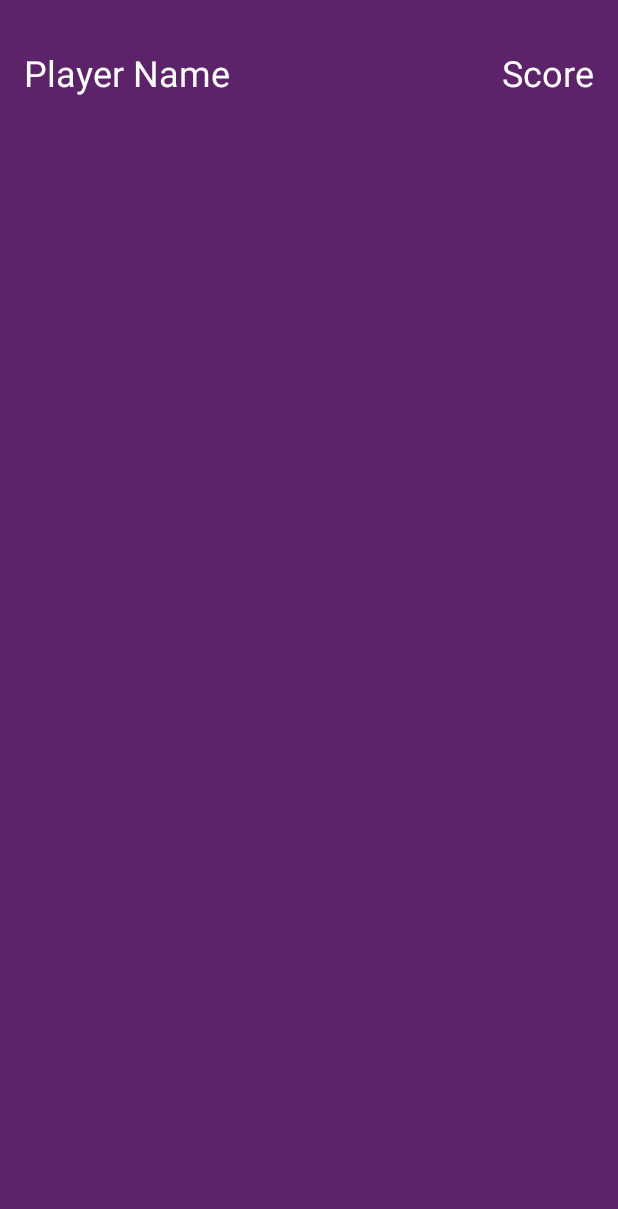
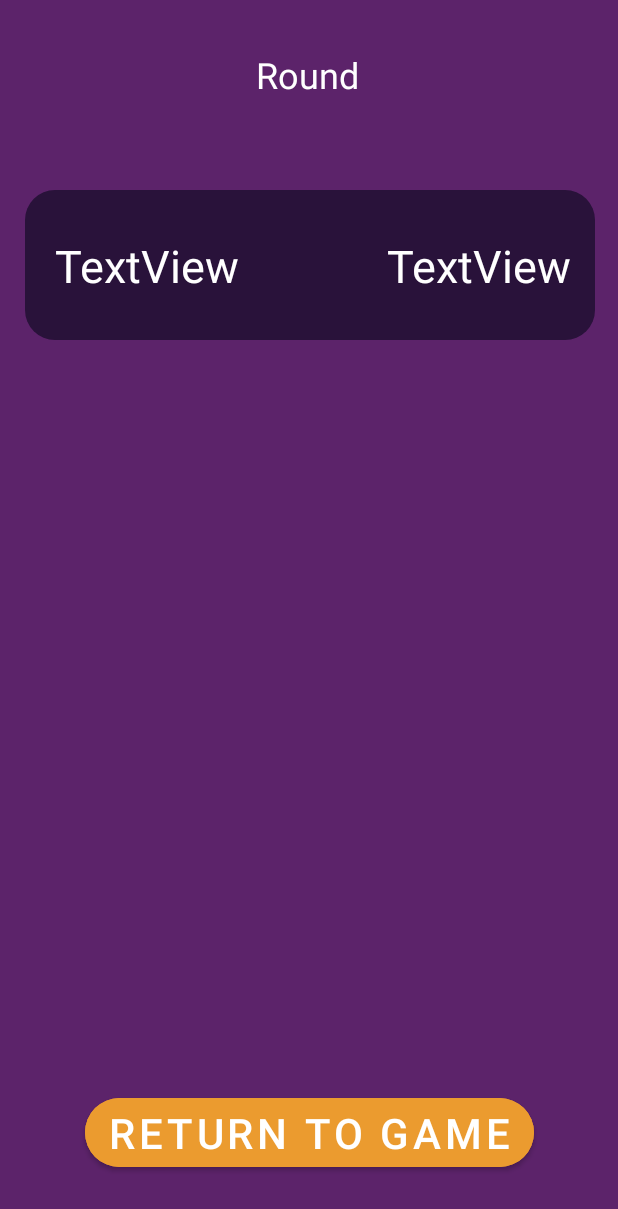
Before and after one commit to beliaran/PFE, an Android app: the ScoreBoard screen opened through its navigation route, on a phone screen of 412 x 824 dp. Shown: the top 1209 px of the screen. Run offline under Robolectric (Android 15) with nearby library versions, the phone set to English and light mode, and no system bars; our stand-ins replace navigation-ui; 4 statements that could not run were skipped.

Commit message:
ScoreBoard

```diff
--- a/LD/Android/app/src/main/java/fr/eseo/pfemolkky/ui/main/ScoreBoard.java
+++ b/LD/Android/app/src/main/java/fr/eseo/pfemolkky/ui/main/ScoreBoard.java
@@ -2,15 +2,14 @@ package fr.eseo.pfemolkky.ui.main;
 
 import android.os.Bundle;
 
-import androidx.appcompat.app.ActionBar;
-import androidx.constraintlayout.widget.ConstraintLayout;
-import androidx.constraintlayout.widget.ConstraintSet;
 import androidx.fragment.app.Fragment;
+import androidx.navigation.NavController;
+import androidx.navigation.fragment.NavHostFragment;
 
-import android.util.TypedValue;
 import android.view.LayoutInflater;
 import android.view.View;
 import android.view.ViewGroup;
+import android.widget.Button;
 import android.widget.LinearLayout;
 import android.widget.TextView;
 
@@ -48,77 +47,29 @@ public class ScoreBoard extends Fragment {
                              Bundle savedInstanceState) {
         // Inflate the layout for this fragment
         root = inflater.inflate(R.layout.fragment_score_board, container, false);
-        linearLayoutPlayerScore = root.findViewById(R.id.linearLayout_player_score);
+        linearLayoutPlayerScore = root.findViewById(R.id.layout_showPlayerScore);
+
         players = ((MainActivity)getActivity()).getGame().getPlayers();
+        LinearLayout playerList = (LinearLayout) root.findViewById((R.id.layout_showPlayerScore));
         ((MainActivity)getActivity()).setAllowBack(true);
-        for(Player player : players){
-
-            //generate a linearLayoutHorizontal and set parameters
-            LinearLayout linearLayoutHorizontal = new LinearLayout(getContext());
-            linearLayoutHorizontal.setOrientation(LinearLayout.HORIZONTAL);
-            LinearLayout.LayoutParams params = new LinearLayout.LayoutParams(LinearLayout.LayoutParams.MATCH_PARENT,LinearLayout.LayoutParams.MATCH_PARENT);
-            linearLayoutHorizontal.setLayoutParams(params);
-
-            //generate two constraintLayout
-            ConstraintLayout constraintLayoutPlayerName= new ConstraintLayout(getContext());
-            constraintLayoutPlayerName.setId(View.generateViewId());
-            ConstraintLayout constraintLayoutPlayerScore= new ConstraintLayout(getContext());
-            constraintLayoutPlayerScore.setId(View.generateViewId());
-
-            //add the constraint layout to the linear layout and add it to the linearLayoutPlayerScore
-            linearLayoutHorizontal.addView(constraintLayoutPlayerName);
-            linearLayoutHorizontal.addView(constraintLayoutPlayerScore);
-            linearLayoutPlayerScore.addView(linearLayoutHorizontal);
-
-            //Create two TextView with the name and score
-            TextView playerName = new TextView(getContext());
-            playerName.setTextSize(TypedValue.COMPLEX_UNIT_SP,20);
-            playerName.setTextColor(getResources().getColor(R.color.white));
-            playerName.setText(player.getName());
-            playerName.setId(View.generateViewId());
-
-            TextView playerScore = new TextView(getContext());
-            playerScore.setTextSize(TypedValue.COMPLEX_UNIT_SP,20);
-            playerScore.setTextColor(getResources().getColor(R.color.white));
-            playerScore.setText(String.valueOf(player.getScore()));
-            playerScore.setId(View.generateViewId());
-
-            //Add the TextViews to the ConstraintLayout
-            constraintLayoutPlayerName.addView(playerName);
-            constraintLayoutPlayerScore.addView(playerScore);
-
-            //Set the constraintSet for the information to be displayed
-            ConstraintSet cs = new ConstraintSet();
-            cs.clone(constraintLayoutPlayerName);
-            cs.setVerticalBias(playerName.getId(),0.0f);
-            cs.setHorizontalBias(playerName.getId(),0.108f);
-            cs.connect(playerName.getId(), ConstraintSet.START,ConstraintSet.PARENT_ID, ConstraintSet.START,0);
-            cs.connect(playerName.getId(), ConstraintSet.END,ConstraintSet.PARENT_ID, ConstraintSet.END,0);
-            cs.connect(playerName.getId(), ConstraintSet.TOP,ConstraintSet.PARENT_ID, ConstraintSet.TOP,0);
-            cs.connect(playerName.getId(), ConstraintSet.BOTTOM,ConstraintSet.PARENT_ID, ConstraintSet.BOTTOM,0);
-            cs.applyTo(constraintLayoutPlayerName);
-
-            ConstraintSet cs2 = new ConstraintSet();
-            cs2.clone(constraintLayoutPlayerScore);
-            cs2.setVerticalBias(playerScore.getId(),0.0f);
-            cs2.setHorizontalBias(playerScore.getId(),0.891f);
-            cs2.connect(playerScore.getId(), ConstraintSet.START,ConstraintSet.PARENT_ID, ConstraintSet.START,0);
-            cs2.connect(playerScore.getId(), ConstraintSet.END,ConstraintSet.PARENT_ID, ConstraintSet.END,0);
-            cs2.connect(playerScore.getId(), ConstraintSet.TOP,ConstraintSet.PARENT_ID, ConstraintSet.TOP,0);
-            cs2.connect(playerScore.getId(), ConstraintSet.BOTTOM,ConstraintSet.PARENT_ID, ConstraintSet.BOTTOM,0);
-            cs2.applyTo(constraintLayoutPlayerScore);
-
-            //Set the layout params of the constraintLayout
-            LinearLayout.LayoutParams paramsLayoutName = new LinearLayout.LayoutParams(
-                    LinearLayout.LayoutParams.WRAP_CONTENT,
-                    LinearLayout.LayoutParams.MATCH_PARENT);
-            constraintLayoutPlayerName.setLayoutParams(paramsLayoutName);
-            LinearLayout.LayoutParams paramsLayoutScore = new LinearLayout.LayoutParams(
-                    LinearLayout.LayoutParams.WRAP_CONTENT,
-                    LinearLayout.LayoutParams.MATCH_PARENT);
-            constraintLayoutPlayerScore.setLayoutParams(paramsLayoutScore);
+        for(Player playerIteration : players){
+            View fragment = inflater.inflate(R.layout.fragment_player_score_board, container, false);
+            fragment.findViewById(R.id.layoutScoreBoard).setBackgroundResource(R.drawable.playerroundedcorner_dark_purple);
+            TextView textName = fragment.findViewById(R.id.playerName);
+            textName.setText(playerIteration.getName());
+            TextView textScore = fragment.findViewById(R.id.playerScore);
+            textScore.setText(String.valueOf(playerIteration.getScore()));
+            playerList.addView(fragment);
 
         }
+
+        Button backToGame = root.findViewById(R.id.buttonValidateRound);
+        backToGame.setOnClickListener(new View.OnClickListener() {
+            @Override
+            public void onClick(View view) {
+
+            }
+        });
         return root;
     }
 }
--- /dev/null
+++ b/LD/Android/app/src/main/res/drawable-v24/playerroundedcorner_dark_purple.xml
@@ -0,0 +1,5 @@
+<?xml version="1.0" encoding="UTF-8"?>
+<shape xmlns:android="http://schemas.android.com/apk/res/android">
+    <solid android:color="@color/purple_molkky_dark"/>
+    <corners android:radius="20dp"/>
+</shape>
--- a/LD/Android/app/src/main/res/layout/fragment_player_score_board.xml
+++ b/LD/Android/app/src/main/res/layout/fragment_player_score_board.xml
@@ -11,6 +11,7 @@
         android:layout_height="120dp">
 
         <androidx.constraintlayout.widget.ConstraintLayout
+            android:id="@+id/layoutScoreBoard"
             android:layout_width="380dp"
             android:layout_height="100dp"
             android:background="@drawable/playerroundedcornerpurple"
--- a/LD/Android/app/src/main/res/layout/fragment_score_board.xml
+++ b/LD/Android/app/src/main/res/layout/fragment_score_board.xml
@@ -14,54 +14,63 @@
         android:layout_width="match_parent"
         android:layout_height="match_parent">
 
-        <ScrollView
-            android:id="@+id/scrollView_player_score"
-            android:layout_width="match_parent"
-            android:layout_height="630dp"
-            app:layout_constraintBottom_toBottomOf="parent"
-            app:layout_constraintEnd_toEndOf="parent"
-            app:layout_constraintHorizontal_bias="0.0"
-            app:layout_constraintStart_toStartOf="parent"
-            app:layout_constraintTop_toTopOf="parent"
-            app:layout_constraintVertical_bias="1.0">
-
-            <LinearLayout
-                android:id="@+id/linearLayout_player_score"
-                android:layout_width="match_parent"
-                android:layout_height="wrap_content"
-                android:orientation="vertical"></LinearLayout>
-
-        </ScrollView>
-
         <TextView
-            android:id="@+id/textView12"
+            android:id="@+id/nbTour"
             android:layout_width="wrap_content"
             android:layout_height="wrap_content"
             android:layout_marginTop="32dp"
-            android:text="@string/player_name"
+            android:text="@string/round"
             android:textColor="@color/white"
             android:textSize="24sp"
             app:layout_constraintBottom_toTopOf="@+id/scrollView_player_score"
             app:layout_constraintEnd_toEndOf="parent"
-            app:layout_constraintHorizontal_bias="0.058"
+            app:layout_constraintHorizontal_bias="0.498"
             app:layout_constraintStart_toStartOf="parent"
             app:layout_constraintTop_toTopOf="parent"
-            app:layout_constraintVertical_bias="0.0" />
+            app:layout_constraintVertical_bias="0.025" />
 
-        <TextView
-            android:id="@+id/textView13"
-            android:layout_width="wrap_content"
-            android:layout_height="wrap_content"
-            android:layout_marginTop="32dp"
-            android:text="@string/player_score"
-            android:textColor="@color/white"
-            android:textSize="24sp"
-            app:layout_constraintBottom_toTopOf="@+id/scrollView_player_score"
+        <ScrollView
+            android:id="@+id/scrollView_player_score"
+            android:layout_width="391dp"
+            android:layout_height="510dp"
+            app:layout_constraintBottom_toBottomOf="parent"
             app:layout_constraintEnd_toEndOf="parent"
-            app:layout_constraintHorizontal_bias="0.954"
             app:layout_constraintStart_toStartOf="parent"
             app:layout_constraintTop_toTopOf="parent"
-            app:layout_constraintVertical_bias="0.0" />
+            app:layout_constraintVertical_bias="0.371">
+
+            <LinearLayout
+                android:id="@+id/layout_showPlayerScore"
+                android:layout_width="match_parent"
+                android:layout_height="wrap_content"
+                android:orientation="vertical" />
+
+        </ScrollView>
+
+        <androidx.constraintlayout.widget.ConstraintLayout
+            android:layout_width="411dp"
+            android:layout_height="138dp"
+            android:background="@color/purple_molkky"
+            app:layout_constraintBottom_toBottomOf="parent"
+            app:layout_constraintEnd_toEndOf="parent"
+            app:layout_constraintStart_toStartOf="parent"
+            app:layout_constraintTop_toBottomOf="@+id/constraintLayout">
+
+            <Button
+                android:id="@+id/buttonValidateRound"
+                android:layout_width="wrap_content"
+                android:layout_height="wrap_content"
+                android:backgroundTint="@color/orange"
+                android:fontFamily="sans-serif-medium"
+                android:text="@string/returnToGame"
+                android:textColor="@color/white"
+                android:textSize="28sp"
+                app:cornerRadius="50dp"
+                app:layout_constraintBottom_toBottomOf="parent"
+                app:layout_constraintEnd_toEndOf="parent"
+                app:layout_constraintStart_toStartOf="parent"
+                app:layout_constraintTop_toTopOf="parent" />
+        </androidx.constraintlayout.widget.ConstraintLayout>
     </androidx.constraintlayout.widget.ConstraintLayout>
 
 </FrameLayout>
--- a/LD/Android/app/src/main/res/values-night/themes.xml
+++ b/LD/Android/app/src/main/res/values-night/themes.xml
@@ -2,12 +2,12 @@
     <!-- Base application theme. -->
     <style name="Theme.Mölkky" parent="Theme.MaterialComponents.DayNight.DarkActionBar">
         <!-- Primary brand color. -->
-        <item name="colorPrimary">@color/purple_200</item>
+        <item name="colorPrimary">@color/purple_500</item>
         <item name="colorPrimaryVariant">@color/purple_700</item>
-        <item name="colorOnPrimary">@color/black</item>
+        <item name="colorOnPrimary">@color/white</item>
         <!-- Secondary brand color. -->
         <item name="colorSecondary">@color/teal_200</item>
-        <item name="colorSecondaryVariant">@color/teal_200</item>
+        <item name="colorSecondaryVariant">@color/teal_700</item>
         <item name="colorOnSecondary">@color/black</item>
         <!-- Status bar color. -->
         <item name="android:statusBarColor">?attr/colorPrimaryVariant</item>
--- a/LD/Android/app/src/main/res/values/strings.xml
+++ b/LD/Android/app/src/main/res/values/strings.xml
@@ -25,6 +25,7 @@
     <string name="winnerIs">The Winner is :</string>
     <string name="winner">End of Game</string>
     <string name="returnToMenu">Return to Menu</string>
+    <string name="returnToGame">Return to Game</string>
     <string name="player_name">Player Name</string>
     <string name="player_score">Score</string>
     <string name="scoreboard">Scoreboard</string>
```
